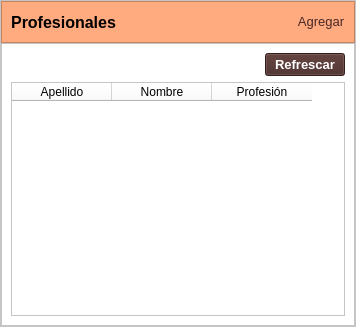
The window that gui/pacientes/listado_profesionales_paciente.ui (ayenaccarato/Marcanac) describes before a commit, drawn with Qt 5.
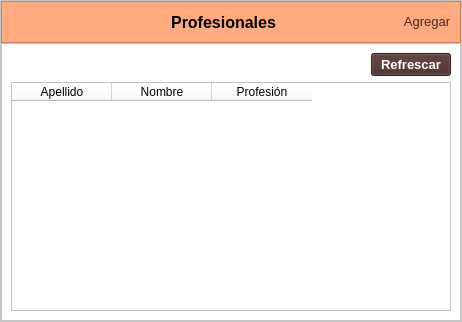
The same window after the commit. Icons and pictures are not drawn.

Commit message: PDF de insumos y profesionales, modificaciones y eliminar

The edit to the form file:
```diff
--- a/gui/pacientes/listado_profesionales_paciente.ui
+++ b/gui/pacientes/listado_profesionales_paciente.ui
@@ -6,8 +6,8 @@
    <rect>
     <x>0</x>
     <y>0</y>
-    <width>356</width>
-    <height>327</height>
+    <width>462</width>
+    <height>322</height>
    </rect>
   </property>
   <property name="windowTitle">
@@ -100,6 +100,39 @@
           <property name="bottomMargin">
            <number>9</number>
           </property>
+          <item>
+           <widget class="QPushButton" name="btnDescargar">
+            <property name="cursor">
+             <cursorShape>PointingHandCursor</cursorShape>
+            </property>
+            <property name="text">
+             <string/>
+            </property>
+            <property name="icon">
+             <iconset>
+              <normaloff>../imagenes/descargar.png</normaloff>../imagenes/descargar.png</iconset>
+            </property>
+            <property name="iconSize">
+             <size>
+              <width>25</width>
+              <height>25</height>
+             </size>
+            </property>
+           </widget>
+          </item>
+          <item>
+           <spacer name="horizontalSpacer_3">
+            <property name="orientation">
+             <enum>Qt::Horizontal</enum>
+            </property>
+            <property name="sizeHint" stdset="0">
+             <size>
+              <width>40</width>
+              <height>20</height>
+             </size>
+            </property>
+           </spacer>
+          </item>
           <item>
            <widget class="QLabel" name="label">
             <property name="font">
```
The commit also changes 33 other files.
